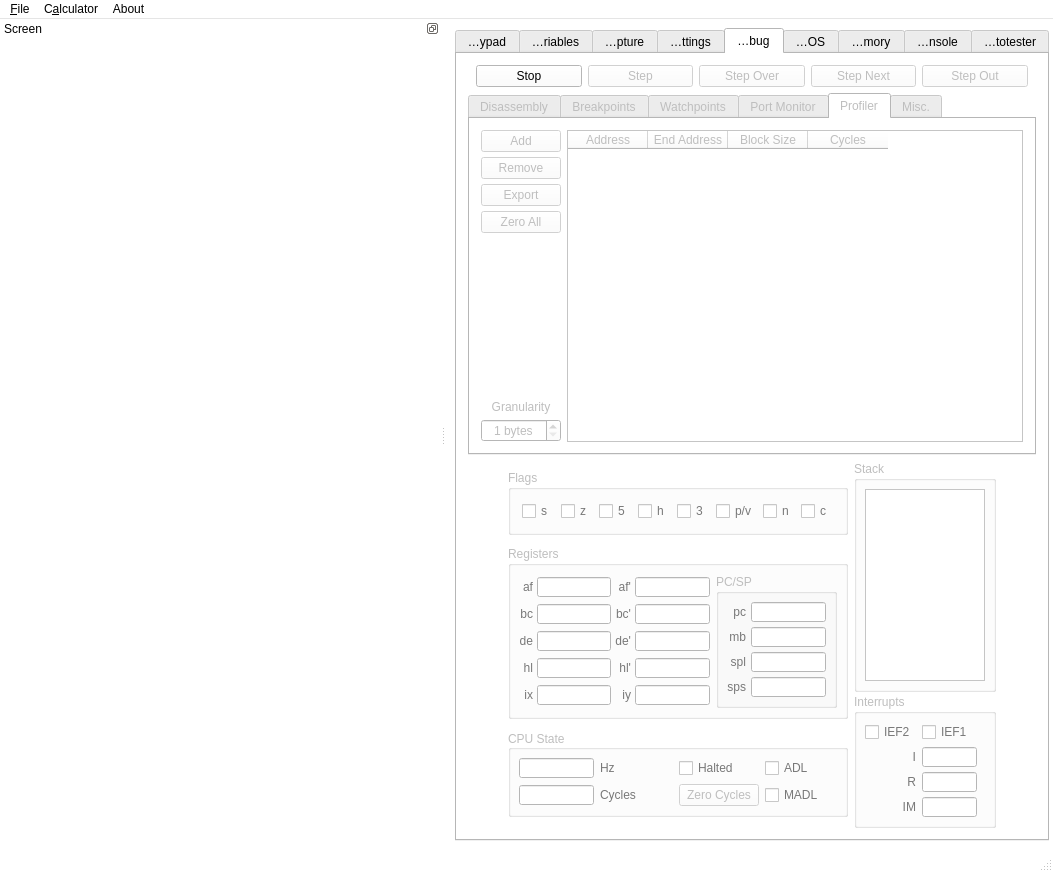
First picture: the form in gui/qt/mainwindow.ui, repository CE-Programming/CEmu, before the edit.
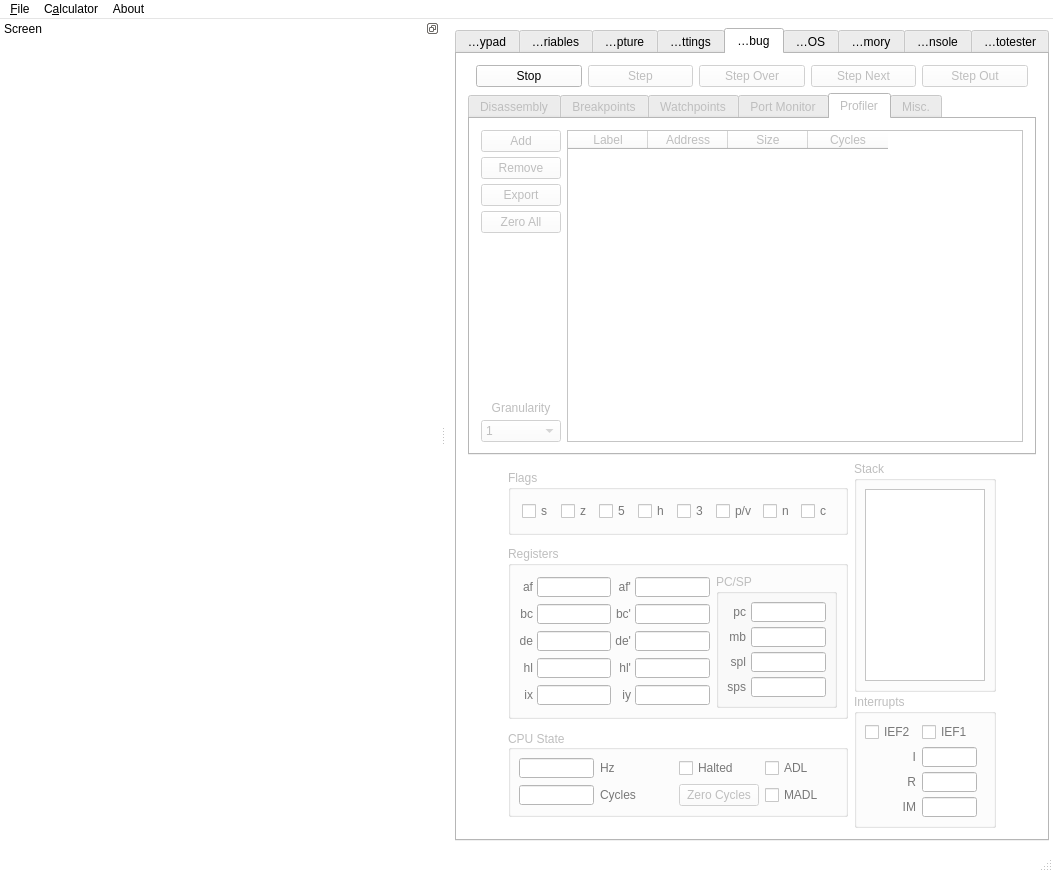
Second picture: the form after the edit. The open tabs and pages were chosen to show the change. Icons and pictures are not drawn. Custom widgets are drawn as their Qt base class.

Commit message: Added labels and cleaned up profiler Also added an Asm( key tied to F11 for personal reasons I plan to add a way to add things from the command line and to export/import debugging setups... and save debugging sessions on exit too.

```diff
--- a/gui/qt/mainwindow.ui
+++ b/gui/qt/mainwindow.ui
@@ -2569,19 +2569,38 @@
              </widget>
             </item>
             <item>
-             <widget class="QSpinBox" name="granularitySpin">
-              <property name="alignment">
-               <set>Qt::AlignCenter</set>
+             <widget class="QComboBox" name="comboGranularity">
+              <property name="currentText">
+               <string notr="true">1</string>
               </property>
-              <property name="suffix">
-               <string> bytes</string>
+              <property name="currentIndex">
+               <number>0</number>
               </property>
-              <property name="minimum">
-               <number>1</number>
-              </property>
-              <property name="maximum">
-               <number>16</number>
-              </property>
+              <item>
+               <property name="text">
+                <string>1</string>
+               </property>
+              </item>
+              <item>
+               <property name="text">
+                <string>2</string>
+               </property>
+              </item>
+              <item>
+               <property name="text">
+                <string>4</string>
+               </property>
+              </item>
+              <item>
+               <property name="text">
+                <string>8</string>
+               </property>
+              </item>
+              <item>
+               <property name="text">
+                <string>16</string>
+               </property>
+              </item>
              </widget>
             </item>
            </layout>
@@ -2651,6 +2670,11 @@
             <attribute name="verticalHeaderHighlightSections">
              <bool>false</bool>
             </attribute>
+            <column>
+             <property name="text">
+              <string>Label</string>
+             </property>
+            </column>
             <column>
              <property name="text">
               <string>Address</string>
@@ -2658,12 +2682,7 @@
             </column>
             <column>
              <property name="text">
-              <string>End Address</string>
-             </property>
-            </column>
-            <column>
-             <property name="text">
-              <string>Block Size</string>
+              <string>Size</string>
              </property>
             </column>
             <column>
```
Left out of the diff: 21 changed lines with no effect on the pictures. The commit also changes 5 other files.
